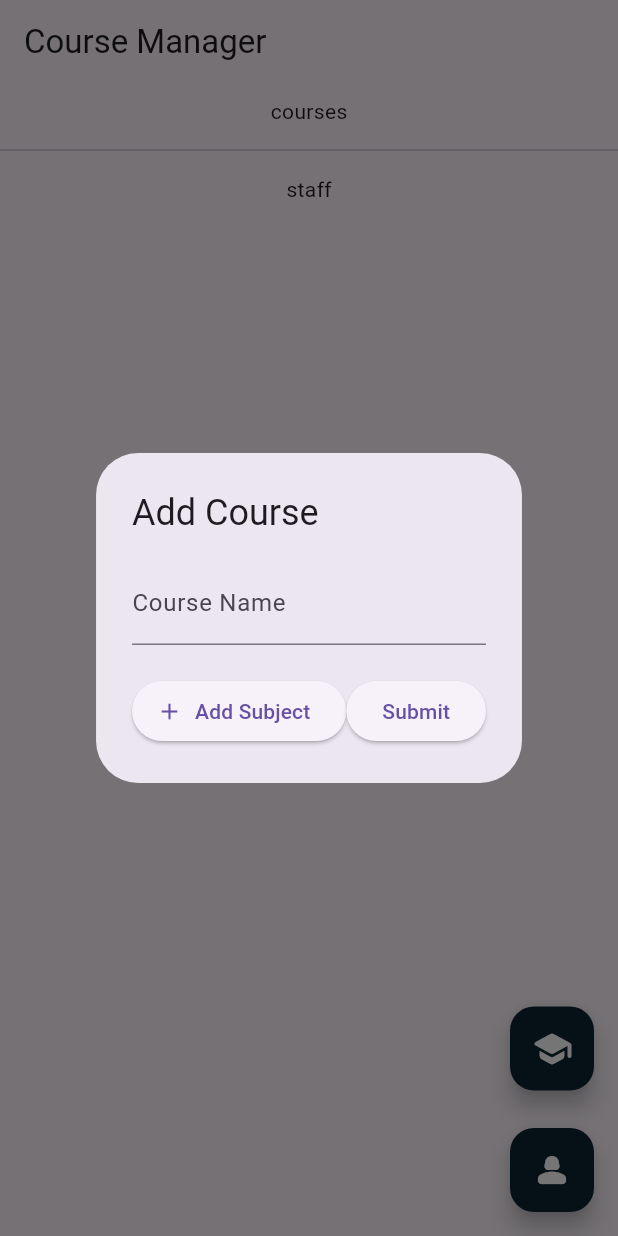
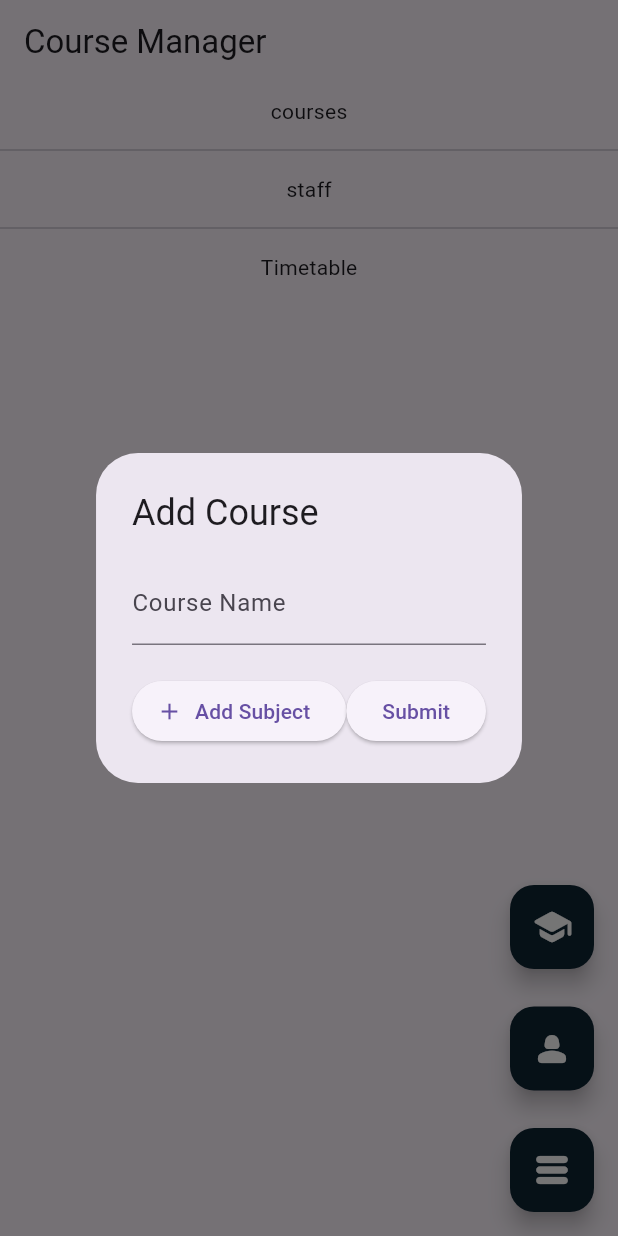
Before and after one commit to Suryanarayan396/crudopsmachinetest, a Flutter app: the screen it shows after launch, after a tap on the "school" icon, on a phone screen of 412 x 824 dp. Run offline on Flutter 3.47's test engine with Material 3 defaults, Android fonts, the phone set to English and light mode, and no system bars; our stand-ins replace sqflite; accounts and stored records are empty.

Commit message:
login and showing of timetable

```diff
--- a/lib/database_helper.dart
+++ b/lib/database_helper.dart
@@ -51,6 +51,20 @@ class DatabaseHelper {
         staff_code TEXT NOT NULL
       );
     ''');
+
+    await db.execute('''
+    CREATE TABLE timetable(
+      id INTEGER PRIMARY KEY AUTOINCREMENT,
+      course_id INTEGER,
+      subject TEXT NOT NULL,
+      staff_id INTEGER,
+      day TEXT NOT NULL,
+      start_time TEXT NOT NULL,
+      end_time TEXT NOT NULL,
+      FOREIGN KEY (course_id) REFERENCES courses(id),
+      FOREIGN KEY (staff_id) REFERENCES staff(id)
+    );
+  ''');
   }
 
   // Insert a new course
@@ -122,4 +136,26 @@ class DatabaseHelper {
       whereArgs: [staffId],
     );
   }
+//timetable strorage
+
+  Future<int> insertTimetable(Map<String, dynamic> timetableData) async {
+    final db = await database;
+    return await db.insert('timetable', timetableData);
+  }
+
+  Future<List<Map<String, dynamic>>> getTimetables() async {
+    final db = await database;
+    return await db.query('timetable');
+  }
+
+  //delete timetable
+
+  Future<void> deletetimetable(int timetableId) async {
+    final db = await database;
+    await db.delete(
+      "timetable",
+      where: "id=?",
+      whereArgs: [timetableId],
+    );
+  }
 }
--- /dev/null
+++ b/lib/model/timetable_model.dart
@@ -0,0 +1,44 @@
+class Timetable {
+  final int id;
+  final int courseId;
+  final String subject;
+  final int staffId;
+  final String day;
+  final String startTime;
+  final String endTime;
+
+  Timetable({
+    required this.id,
+    required this.courseId,
+    required this.subject,
+    required this.staffId,
+    required this.day,
+    required this.startTime,
+    required this.endTime,
+  });
+
+  // Convert a map to a Timetable object
+  factory Timetable.fromMap(Map<String, dynamic> map) {
+    return Timetable(
+      id: map['id'],
+      courseId: map['course_id'],
+      subject: map['subject'],
+      staffId: map['staff_id'],
+      day: map['day'],
+      startTime: map['start_time'],
+      endTime: map['end_time'],
+    );
+  }
+
+  // Convert Timetable object to map
+  Map<String, dynamic> toMap() {
+    return {
+      'course_id': courseId,
+      'subject': subject,
+      'staff_id': staffId,
+      'day': day,
+      'start_time': startTime,
+      'end_time': endTime,
+    };
+  }
+}
--- a/lib/view/homepage/managehomepage/managementhomepage.dart
+++ b/lib/view/homepage/managehomepage/managementhomepage.dart
@@ -1,5 +1,6 @@
 import 'package:flutter/material.dart';
 import 'package:flutter_application_1/controller/managehomepage_controller.dart';
+import 'package:flutter_application_1/main.dart';
 
 import 'package:flutter_application_1/utils/constants/colorconst.dart';
 
@@ -23,6 +24,7 @@ class _ManagementaHomepageState extends State<ManagementaHomepage> {
         Provider.of<ManagehomepageController>(context, listen: false);
     homeprov.fetchCourses();
     homeprov.fetchStaff();
+    homeprov.fetchTimetables();
   }
 
   @override
@@ -91,7 +93,40 @@ class _ManagementaHomepageState extends State<ManagementaHomepage> {
                       },
                     );
                   },
-                )
+                ),
+                Divider(),
+                Padding(
+                  padding: EdgeInsets.all(8),
+                  child: Text("Timetable"),
+                ),
+                ListView.builder(
+                  shrinkWrap: true,
+                  physics: NeverScrollableScrollPhysics(),
+                  itemCount: homeprov.timetables.length,
+                  itemBuilder: (context, index) {
+                    final timetable = homeprov.timetables[index];
+                    return ListTile(
+                      title: Text("${timetable.subject}-${timetable.day}"),
+                      subtitle: Column(
+                        crossAxisAlignment: CrossAxisAlignment.start,
+                        children: [
+                          Text("Staff:${timetable.staffId}"),
+                          Text(
+                              "Time:${timetable.startTime}-${timetable.endTime}"),
+                        ],
+                      ),
+                      trailing: IconButton(
+                        onPressed: () async {
+                          await homeprov.deletetimetable(timetable.id);
+                        },
+                        icon: Icon(Icons.delete),
+                      ),
+                      onTap: () {
+                        // staff item handle
+                      },
+                    );
+                  },
+                ),
               ],
             ),
           ),
@@ -126,6 +161,21 @@ class _ManagementaHomepageState extends State<ManagementaHomepage> {
                 ),
                 backgroundColor: Colorconst.darkblue,
               ),
+              SizedBox(
+                height: 25,
+              ),
+              FloatingActionButton(
+                onPressed: () {
+                  homeprov.createtimetable(context);
+                },
+                tooltip: 'Timetable',
+                child: Icon(
+                  Icons.table_rows_rounded,
+                  size: 28,
+                  color: Colorconst.textwhite,
+                ),
+                backgroundColor: Colorconst.darkblue,
+              ),
             ],
           )),
     );
--- a/lib/view/homepage/staffhomepage.dart
+++ b/lib/view/homepage/staffhomepage.dart
@@ -10,6 +10,10 @@ class Staffhomepage extends StatefulWidget {
 class _StaffhomepageState extends State<Staffhomepage> {
   @override
   Widget build(BuildContext context) {
-    return Scaffold();
+    return Scaffold(
+      appBar: AppBar(
+        title: Text("staff page"),
+      ),
+    );
   }
 }
```
Also changed, not shown: lib/controller/login_controller.dart (+25 -5 lines), lib/controller/managehomepage_controller.dart (+55 -0 lines), lib/view/homepage/managehomepage/components/timtableDialog.dart (added, +176 -0 lines).
